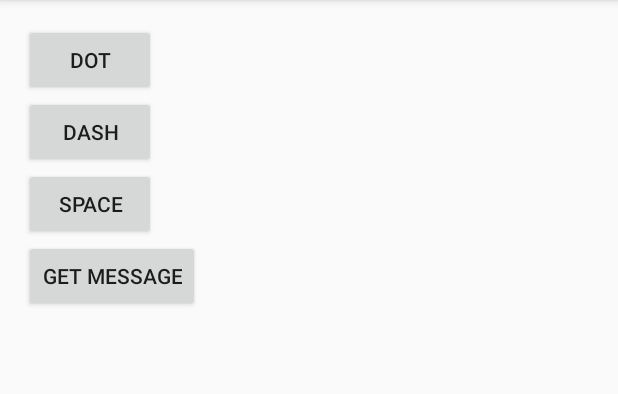
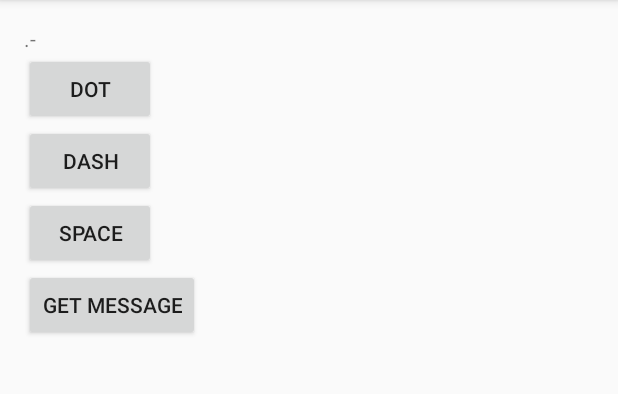
Before and after one commit to timmui/MType, an Android app: the screen it shows after launch (MainActivity), in the options menu, after a tap on "Settings", on a phone screen of 412 x 824 dp, the part 84-478 px from its top. Run offline under Robolectric (Android 15) with nearby library versions, the phone set to English and light mode, and no system bars.

Commit message:
added message display

```diff
--- a/app/src/main/java/mtype/nofluxgiven/science/MainActivity.java
+++ b/app/src/main/java/mtype/nofluxgiven/science/MainActivity.java
@@ -4,22 +4,52 @@ import android.support.v7.app.ActionBarActivity;
 import android.os.Bundle;
 import android.view.Menu;
 import android.view.MenuItem;
+import android.view.View;
 import android.widget.Button;
 import android.widget.LinearLayout;
+import android.widget.TextView;
 
 
 public class MainActivity extends ActionBarActivity {
-
+    private static String message = "";
+    private static TextView displayMessage;
     @Override
     protected void onCreate(Bundle savedInstanceState) {
         super.onCreate(savedInstanceState);
         setContentView(R.layout.activity_main);
         LinearLayout layout = (LinearLayout)findViewById(R.id.layout);
+        displayMessage = (TextView)findViewById(R.id.displayMessage);
         layout.setOrientation(LinearLayout.VERTICAL);
         Button dot = (Button)findViewById(R.id.dot);
+        dot.setOnClickListener(new View.OnClickListener() {
+            @Override
+            public void onClick(View v) {
+                message = message + ".";
+                updateMessage();
+            }
+        });
         Button dash = (Button)findViewById(R.id.dash);
+        dash.setOnClickListener(new View.OnClickListener() {
+            @Override
+            public void onClick(View v) {
+                message = message + "-";
+                updateMessage();
+            }
+        });
         Button space = (Button)findViewById(R.id.space);
+        space.setOnClickListener(new View.OnClickListener(){
+            @Override
+            public void onClick(View v){
+                message = message + " ";
+                updateMessage();
+            }
+        });
 
+
+    }
+    private static void updateMessage()
+    {
+        displayMessage.setText(message);
     }
 
     @Override
--- a/app/src/main/res/layout/activity_main.xml
+++ b/app/src/main/res/layout/activity_main.xml
@@ -6,6 +6,11 @@
     android:paddingBottom="@dimen/activity_vertical_margin" tools:context=".MainActivity"
     android:id = "@+id/layout">
 
+
+    <TextView
+        android:id = "@+id/displayMessage"
+        android:layout_width="wrap_content"
+        android:layout_height="wrap_content" />
     <Button
         android:id = "@+id/dot"
         android:layout_height = "wrap_content"
```
